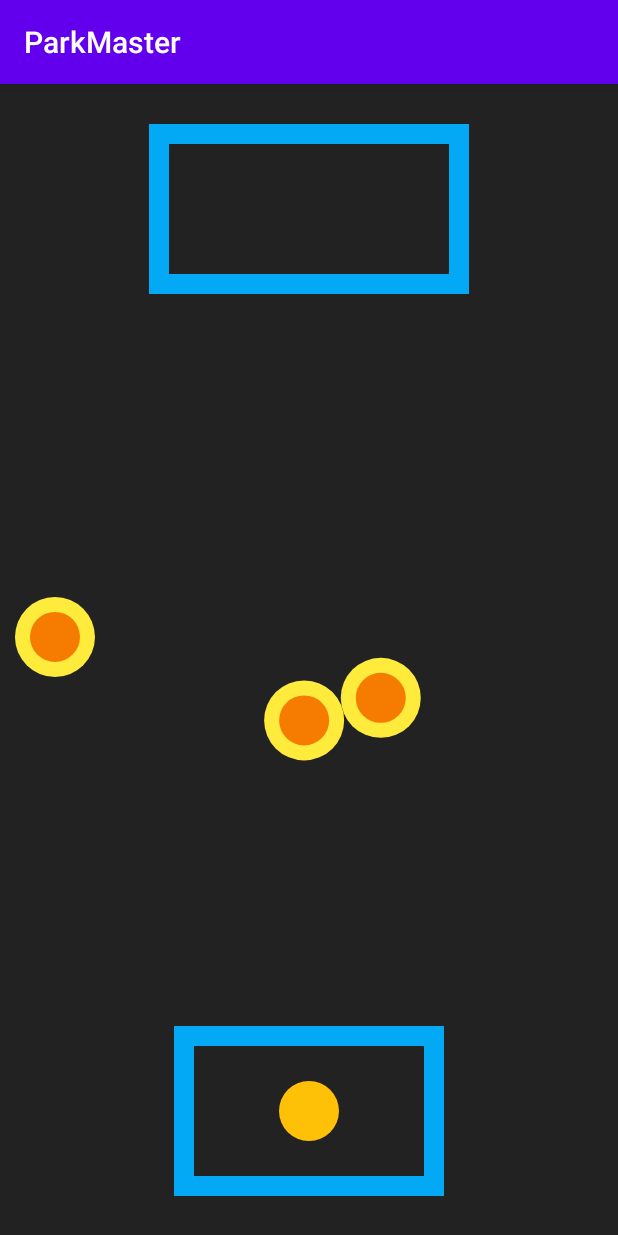
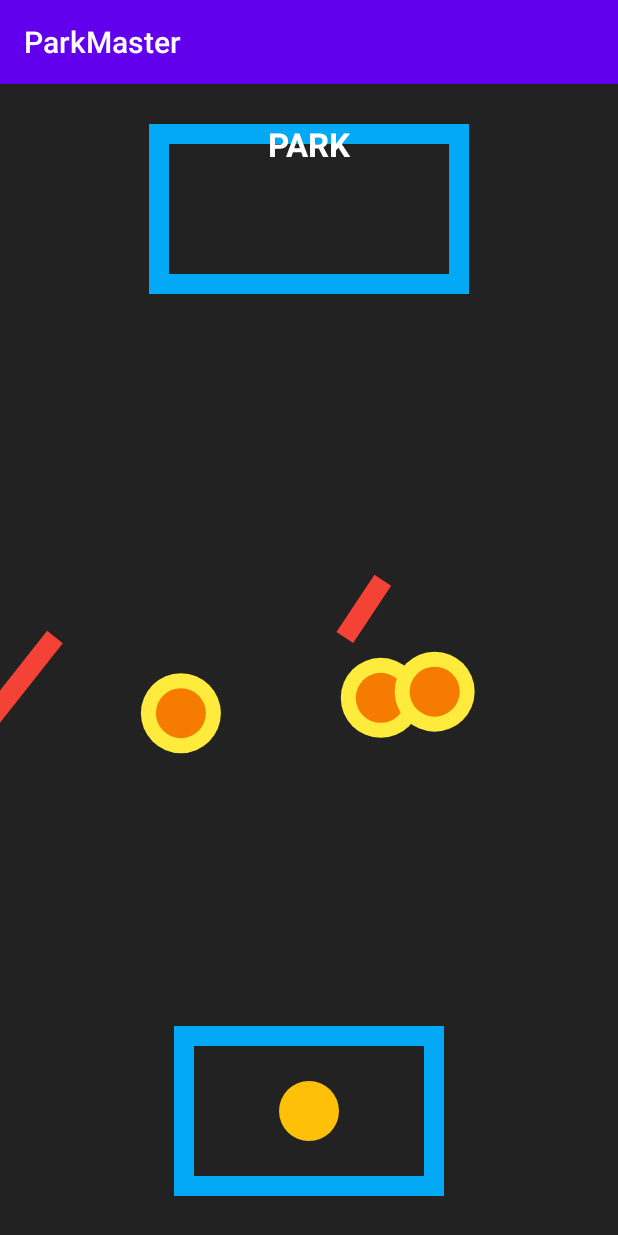
Before and after one commit to Salai-Pragadeshwaran/parkM, an Android app: the screen it shows after launch (MainActivity), on a phone screen of 412 x 824 dp. Run offline under Robolectric (Android 15) with nearby library versions, the phone set to English and light mode, and no system bars.

Commit message:
implemented basic functionalities

```diff
--- a/app/src/main/java/com/example/parkmaster/GameCanvas.java
+++ b/app/src/main/java/com/example/parkmaster/GameCanvas.java
@@ -32,6 +32,8 @@ public class GameCanvas extends View {
     static ArrayList<Float> carPathRefY = new ArrayList<>();
     static ArrayList<Float> coinX = new ArrayList<>();
     static ArrayList<Float> coinY = new ArrayList<>();
+    static ArrayList<Float> obstacleX = new ArrayList<>();
+    static ArrayList<Float> obstacleY = new ArrayList<>();
     Path mPath;
     float currentX;
     float currentY;
@@ -43,11 +45,12 @@ public class GameCanvas extends View {
             try {
                 for (int i = 0; i < carPathRefX.size(); i++) {
                     sleep(50);
+                    if(carPathRefX.size()==0){
+                        return;
+                    }
                     carX = carPathRefX.get(i);
                     carY = carPathRefY.get(i);
                 }
-                carPathRefX.clear();
-                carPathRefY.clear();
                 restartGame();
             } catch (InterruptedException e) {
                 e.printStackTrace();
@@ -117,9 +120,10 @@ public class GameCanvas extends View {
             drawParkSlot(canvas);
             drawStartPosition(canvas);
             if (coinX.size() == 0) {
-                generateRandomCoins(canvas);
+                generateRandomCoinsAndObstacles(canvas);
             } else {
                 drawCoins(canvas);
+                drawObstacles(canvas);
             }
             drawCar(canvas);
             if (carPath.size() != 0) {
@@ -129,17 +133,34 @@ public class GameCanvas extends View {
         postInvalidate();
     }
 
-    private void generateRandomCoins(Canvas canvas) {
+    private void generateRandomCoinsAndObstacles(Canvas canvas) {
         Random random = new Random();
         int coinsCount = random.nextInt(3) + 2;
         float coordinate;
         for (int i = 0; i < coinsCount; i++) {
+            //adding coin coords
             coordinate = 50 + (random.nextFloat() * (canvasWidth - 100));
             coinX.add(coordinate);
             coordinate = 500 + (random.nextFloat() * (canvasHeight - 1000));
             coinY.add(coordinate);
+            //adding obstacle coords
+            coordinate = 50 + (random.nextFloat() * (canvasWidth - 100));
+            obstacleX.add(coordinate);
+            coordinate = 500 + (random.nextFloat() * (canvasHeight - 1000));
+            obstacleY.add(coordinate);
+            coordinate = obstacleX.get(obstacleX.size() - 1) - 100 + (random.nextFloat() * (obstacleX.get(obstacleX.size() - 1) - 200));
+            obstacleX.add(coordinate);
+            coordinate = obstacleY.get(obstacleY.size() - 1) - 100 + (random.nextFloat() * (obstacleY.get(obstacleY.size() - 1) - 200));
+            obstacleY.add(coordinate);
         }
         drawCoins(canvas);
+        drawObstacles(canvas);
+    }
+
+    private void drawObstacles(Canvas canvas) {
+        for (int i = 0; i < coinX.size(); i += 2) {
+            canvas.drawLine(obstacleX.get(i), obstacleY.get(i), obstacleX.get(i + 1), obstacleY.get(i + 1), obstacleRed);
+        }
     }
 
     private void drawCoins(Canvas canvas) {
@@ -151,7 +172,33 @@ public class GameCanvas extends View {
 
     private void drawCar(Canvas canvas) {
         canvas.drawCircle(carX, carY, 30, carPaint);
+        checkCoinCollision(carX, carY);
+        checkObstacleCollision(carX, carY);
         postInvalidate();
+    }
+
+    private void checkCoinCollision(float x, float y) {
+        for (int i = 0; i < coinX.size(); i++) {
+            int sensitivity = 80;
+            if ((Math.abs(x - coinX.get(i)) < sensitivity) && (Math.abs(y - coinY.get(i)) < sensitivity)) {
+                coinX.remove(i);
+                coinY.remove(i);
+            }
+        }
+    }
+
+    private void checkObstacleCollision(float x, float y) {
+        for (int i = 0; i < obstacleX.size(); i += 2) {
+            float length1x = Math.abs(x - obstacleX.get(i));
+            float length2x = Math.abs(x - obstacleX.get(i + 1));
+            float length1y = Math.abs(y - obstacleY.get(i));
+            float length2y = Math.abs(y - obstacleY.get(i + 1));
+            boolean a = (length1x + length2x) == Math.abs(obstacleX.get(i) - obstacleX.get(i + 1));
+            boolean b = (length1y + length2y) == Math.abs(obstacleY.get(i) - obstacleY.get(i + 1));
+            if (a && b) {
+                restartGame();
+            }
+        }
     }
 
     private void drawParkSlot(Canvas canvas) {
@@ -166,10 +213,14 @@ public class GameCanvas extends View {
     }
 
     private void restartGame() {
+        carPathRefX.clear();
+        carPathRefY.clear();
         carX = -1;
         carPath.clear();
         coinX.clear();
         coinY.clear();
+        obstacleX.clear();
+        obstacleY.clear();
     }
 
     @Override
--- a/app/src/main/res/layout/activity_main.xml
+++ b/app/src/main/res/layout/activity_main.xml
@@ -15,4 +15,18 @@
         app:layout_constraintStart_toStartOf="parent"
         app:layout_constraintTop_toTopOf="parent" />
 
+    <TextView
+        android:id="@+id/textView"
+        android:layout_width="100dp"
+        android:layout_height="0dp"
+        android:layout_marginTop="25dp"
+        android:gravity="center"
+        android:text="PARK"
+        android:textAppearance="@style/TextAppearance.AppCompat.Large"
+        android:textColor="#FFFFFF"
+        android:textStyle="bold"
+        app:layout_constraintEnd_toEndOf="parent"
+        app:layout_constraintStart_toStartOf="parent"
+        app:layout_constraintTop_toTopOf="@+id/myDrawView2" />
+
 </androidx.constraintlayout.widget.ConstraintLayout>
```
